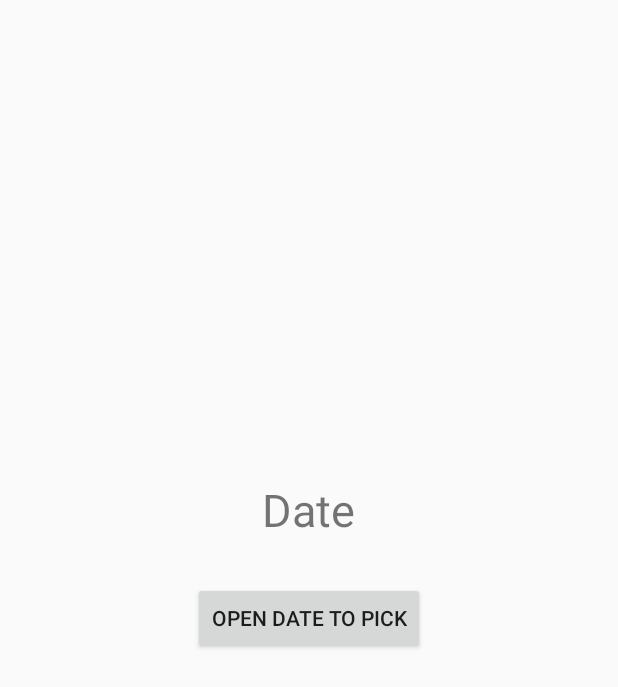
After one commit to WHYKEYSAY/Water_monitor_app-Java-, an Android app: the CalendarPicker screen opened directly, with no data from a screen before it, on a phone screen of 412 x 824 dp. The commit adds this screen. Shown: the top 687 px of the screen. Run offline under Robolectric (Android 15) with nearby library versions, the phone set to English and light mode, and no system bars.

Commit message:
file sort and add feature of Calendar, which can link with water status history

```diff
--- /dev/null
+++ b/app/src/main/java/com/example/groupel/elecoen390_watermonitor/Calendar/CalendarPicker.java
@@ -0,0 +1,48 @@
+package com.example.groupel.elecoen390_watermonitor.Calendar;
+
+import android.app.DatePickerDialog;
+import android.support.v4.app.DialogFragment;
+import android.support.v7.app.AppCompatActivity;
+import android.os.Bundle;
+import android.view.View;
+import android.widget.Button;
+import android.widget.DatePicker;
+import android.widget.TextView;
+
+import com.example.groupel.elecoen390_watermonitor.R;
+import java.util.Calendar;
+import java.text.DateFormat;
+
+public class CalendarPicker extends AppCompatActivity implements DatePickerDialog.OnDateSetListener {
+
+    @Override
+    protected void onCreate(Bundle savedInstanceState) {
+        super.onCreate(savedInstanceState);
+        setContentView(R.layout.activity_calender);
+
+        Button button=(Button)findViewById(R.id.button);
+        button.setOnClickListener(new View.OnClickListener() {
+            @Override
+            public void onClick(View v) {
+                DialogFragment datePicker = new DatePickerFragment();
+                datePicker.show(getSupportFragmentManager(),"Date Picker");
+            }
+        });
+    }
+
+    @Override
+    public void onDateSet(DatePicker view, int year, int month, int dayOfMonth) {
+
+        Calendar c = Calendar.getInstance();
+        c.set(Calendar.YEAR, year);
+        c.set(Calendar.MONTH, month);
+        c.set(Calendar.DAY_OF_MONTH, dayOfMonth);
+        String currentDateString = DateFormat.getDateInstance(DateFormat.FULL).format(c.getTime());
+
+        TextView textView = (TextView)findViewById(R.id.textView);
+        textView.setText(currentDateString);
+
+
+
+    }
+}
--- a/app/src/main/java/com/example/groupel/elecoen390_watermonitor/Model/Rain.java
+++ /dev/null
@@ -1,4 +0,0 @@
-package com.example.groupel.elecoen390_watermonitor.Model;
-
-public class Rain {
-}
--- a/app/src/main/java/com/example/groupel/elecoen390_watermonitor/Common/Common.java
+++ b/app/src/main/java/com/example/groupel/elecoen390_watermonitor/Weather/Common/Common.java
@@ -1,4 +1,4 @@
-package com.example.groupel.elecoen390_watermonitor.Common;
+package com.example.groupel.elecoen390_watermonitor.Weather.Common;
 
 import android.support.annotation.NonNull;
 
--- a/app/src/main/java/com/example/groupel/elecoen390_watermonitor/Helper/Helper.java
+++ b/app/src/main/java/com/example/groupel/elecoen390_watermonitor/Weather/Helper/Helper.java
@@ -1,4 +1,4 @@
-package com.example.groupel.elecoen390_watermonitor.Helper;
+package com.example.groupel.elecoen390_watermonitor.Weather.Helper;
 
 import java.io.BufferedReader;
 import java.io.IOException;
--- a/app/src/main/java/com/example/groupel/elecoen390_watermonitor/Model/Clouds.java
+++ b/app/src/main/java/com/example/groupel/elecoen390_watermonitor/Weather/Model/Clouds.java
@@ -1,4 +1,4 @@
-package com.example.groupel.elecoen390_watermonitor.Model;
+package com.example.groupel.elecoen390_watermonitor.Weather.Model;
 
 public class Clouds {
     private int all;
--- a/app/src/main/java/com/example/groupel/elecoen390_watermonitor/Model/Coord.java
+++ b/app/src/main/java/com/example/groupel/elecoen390_watermonitor/Weather/Model/Coord.java
@@ -1,4 +1,4 @@
-package com.example.groupel.elecoen390_watermonitor.Model;
+package com.example.groupel.elecoen390_watermonitor.Weather.Model;
 
 public class Coord {
     private double lat;
--- a/app/src/main/java/com/example/groupel/elecoen390_watermonitor/Model/Main.java
+++ b/app/src/main/java/com/example/groupel/elecoen390_watermonitor/Weather/Model/Main.java
@@ -1,4 +1,4 @@
-package com.example.groupel.elecoen390_watermonitor.Model;
+package com.example.groupel.elecoen390_watermonitor.Weather.Model;
 
 public class Main {
     private double temp;
--- a/app/src/main/java/com/example/groupel/elecoen390_watermonitor/Model/OpenWeatherMap.java
+++ b/app/src/main/java/com/example/groupel/elecoen390_watermonitor/Weather/Model/OpenWeatherMap.java
@@ -1,4 +1,4 @@
-package com.example.groupel.elecoen390_watermonitor.Model;
+package com.example.groupel.elecoen390_watermonitor.Weather.Model;
 
 import java.util.List;
 
--- /dev/null
+++ b/app/src/main/java/com/example/groupel/elecoen390_watermonitor/Weather/Model/Rain.java
@@ -0,0 +1,4 @@
+package com.example.groupel.elecoen390_watermonitor.Weather.Model;
+
+public class Rain {
+}
--- a/app/src/main/java/com/example/groupel/elecoen390_watermonitor/Model/Sys.java
+++ b/app/src/main/java/com/example/groupel/elecoen390_watermonitor/Weather/Model/Sys.java
@@ -1,4 +1,4 @@
-package com.example.groupel.elecoen390_watermonitor.Model;
+package com.example.groupel.elecoen390_watermonitor.Weather.Model;
 
 public class Sys {
     private int type;
--- a/app/src/main/java/com/example/groupel/elecoen390_watermonitor/Model/Weather.java
+++ b/app/src/main/java/com/example/groupel/elecoen390_watermonitor/Weather/Model/Weather.java
@@ -1,4 +1,4 @@
-package com.example.groupel.elecoen390_watermonitor.Model;
+package com.example.groupel.elecoen390_watermonitor.Weather.Model;
 
 public class Weather {
     private int id;
--- a/app/src/main/java/com/example/groupel/elecoen390_watermonitor/Model/Wind.java
+++ b/app/src/main/java/com/example/groupel/elecoen390_watermonitor/Weather/Model/Wind.java
@@ -1,4 +1,4 @@
-package com.example.groupel.elecoen390_watermonitor.Model;
+package com.example.groupel.elecoen390_watermonitor.Weather.Model;
 
 public class Wind {
     private double speed;
--- /dev/null
+++ b/app/src/main/res/layout/activity_calender.xml
@@ -0,0 +1,27 @@
+<?xml version="1.0" encoding="utf-8"?>
+<RelativeLayout xmlns:android="http://schemas.android.com/apk/res/android"
+    xmlns:app="http://schemas.android.com/apk/res-auto"
+    xmlns:tools="http://schemas.android.com/tools"
+    android:layout_width="match_parent"
+    android:layout_height="match_parent"
+    tools:context="com.example.groupel.elecoen390_watermonitor.Calendar.CalendarPicker">
+
+    <TextView
+        android:id="@+id/textView"
+        android:layout_width="wrap_content"
+        android:layout_height="wrap_content"
+        android:text="Date"
+        android:textSize="30sp"
+        android:layout_above="@+id/button"
+        android:layout_centerHorizontal="true"
+        android:layout_marginBottom="28dp"/>
+
+    <Button
+        android:id="@+id/button"
+        android:layout_width="wrap_content"
+        android:layout_height="wrap_content"
+        android:text="open date to pick"
+        android:layout_centerVertical="true"
+        android:layout_centerHorizontal="true"/>
+
+</RelativeLayout>
--- a/app/src/main/res/layout/activity_weather.xml
+++ b/app/src/main/res/layout/activity_weather.xml
@@ -5,7 +5,7 @@
     android:layout_width="match_parent"
     android:layout_height="match_parent"
     android:orientation="vertical"
-    tools:context="com.example.groupel.elecoen390_watermonitor.Weather">
+    tools:context="com.example.groupel.elecoen390_watermonitor.Weather.Weather">
 
     <TextView
         android:layout_width="wrap_content"
```
Also changed, not shown: app/src/main/AndroidManifest.xml (+8 -7 lines), app/src/main/java/com/example/groupel/elecoen390_watermonitor/Calendar/DatePickerFragment.java (added, +23 -0 lines), app/src/main/java/com/example/groupel/elecoen390_watermonitor/Weather/Weather.java (renamed from app/src/main/java/com/example/groupel/elecoen390_watermonitor/Weather.java, +5 -7 lines).
